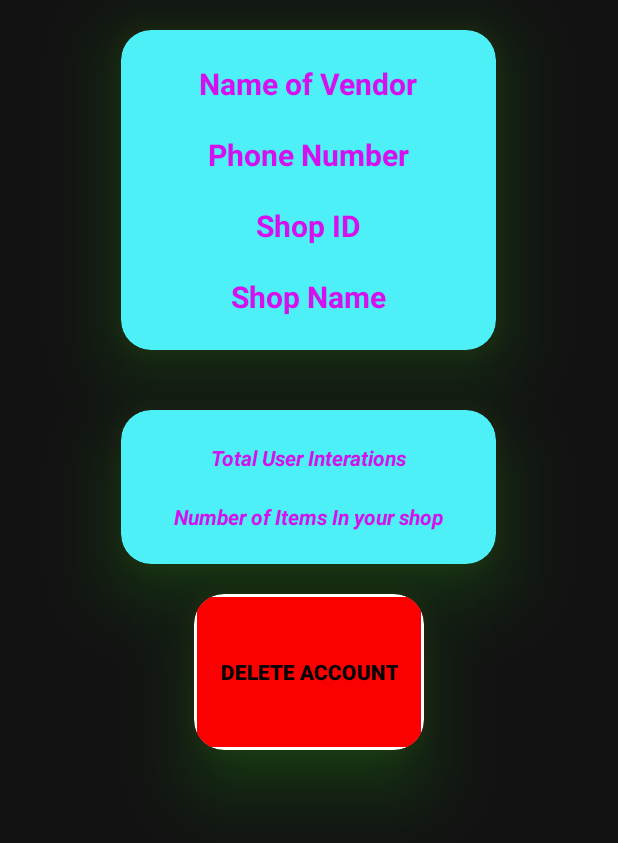
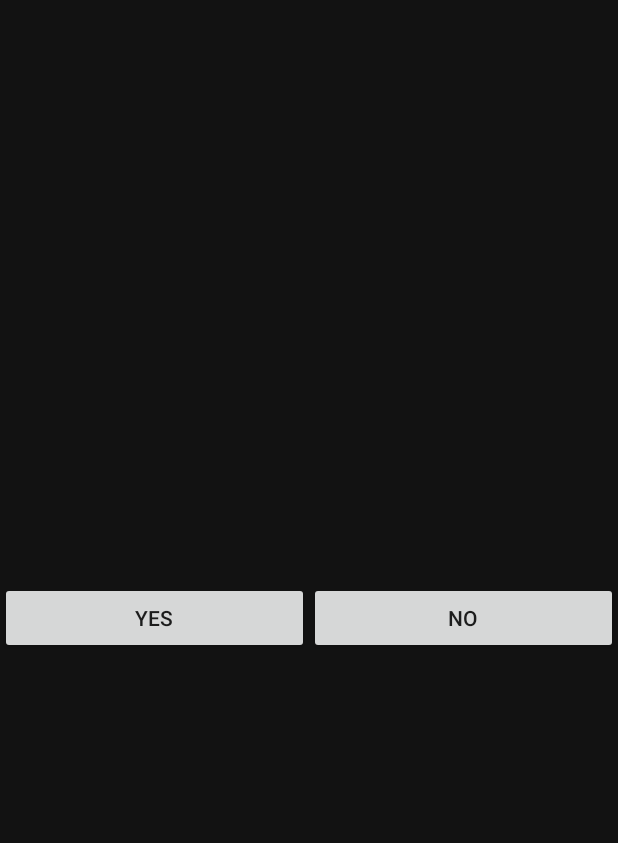
Before and after one commit to ayushkesarwani/Indoor-Vicinity, an Android app: the VendorAccount screen opened directly, with no data from a screen before it, on a phone screen of 412 x 824 dp. Shown: the top 843 px of the screen. Run offline under Robolectric (Android 15) with nearby library versions, the phone set to English and light mode, and no system bars.

Commit message:
final submission

```diff
--- a/IndoorVicinity/app/src/main/java/com/tcs/indoorvicinity/Product_adapter.java
+++ b/IndoorVicinity/app/src/main/java/com/tcs/indoorvicinity/Product_adapter.java
@@ -1,9 +1,11 @@
 package com.tcs.indoorvicinity;
 
 import android.content.Context;
+import android.content.Intent;
 import android.view.LayoutInflater;
 import android.view.View;
 import android.view.ViewGroup;
+import android.widget.Button;
 import android.widget.ImageView;
 import android.widget.TextView;
 import androidx.annotation.NonNull;
@@ -15,31 +17,51 @@ import java.util.ArrayList;
 
 public class Product_adapter extends RecyclerView.Adapter<Product_adapter.ViewHolder> {
     private ArrayList<Products> product;
+    ItemClicked activity;
     public Product_adapter(Context context, ArrayList<Products> list) {
         product=list;
+        activity = (ItemClicked) context;
 
     }
+    public interface ItemClicked
+    {
+        public void onItemClicked(String index,String s1);
+    }
+
 
 
     class ViewHolder extends RecyclerView.ViewHolder
     {
         TextView tv1,tv2,tv3;
         ImageView itempic;
+        Button b1;
         public ViewHolder(@NonNull final View itemView) {
             super(itemView);
             tv1=itemView.findViewById(R.id.vendor_product_name);
             tv2=itemView.findViewById(R.id.vendor_product_price);
             tv3=itemView.findViewById(R.id.vendor_product_discount);
+            b1=itemView.findViewById(R.id.btn_vendor_delete);
+
 
 
 
             itempic=itemView.findViewById(R.id.vendor_product_img);
+            b1.setOnClickListener(new View.OnClickListener() {
+                @Override
+                public void onClick(View v) {
+                    String product_name=product.get(getAbsoluteAdapterPosition()).getProduct_name();
+                    activity.onItemClicked(product_name,"product");
+                }
+            });
             itemView.setOnClickListener(new View.OnClickListener() {
                 @Override
                 public void onClick(View v) {
 
                     System.out.println("Item clicked " +getItemCount() );
                     System.out.println("2 "+getAbsoluteAdapterPosition());
+
+
+
 
 
                 }
@@ -74,7 +96,6 @@ public class Product_adapter extends RecyclerView.Adapter<Product_adapter.ViewHo
                 .into(holder.itempic);
 
 
-
     }
 
     @Override
--- a/IndoorVicinity/app/src/main/java/com/tcs/indoorvicinity/UserHomeAdapter1.java
+++ b/IndoorVicinity/app/src/main/java/com/tcs/indoorvicinity/UserHomeAdapter1.java
@@ -49,8 +49,6 @@ class UserHomeAdapter1 extends RecyclerView.Adapter<UserHomeAdapter1.ViewHolder>
                     activity.onItemClicked(product.indexOf((String)v.getTag()),"product");
 
 
-
-
                 }
             });
         }
--- a/IndoorVicinity/app/src/main/java/com/tcs/indoorvicinity/VendorAccount.java
+++ b/IndoorVicinity/app/src/main/java/com/tcs/indoorvicinity/VendorAccount.java
@@ -3,12 +3,27 @@ package com.tcs.indoorvicinity;
 import androidx.appcompat.app.AppCompatActivity;
 
 import android.os.Bundle;
+import android.view.View;
+import android.widget.Button;
 
 public class VendorAccount extends AppCompatActivity {
+    Button b1,b2;
 
     @Override
     protected void onCreate(Bundle savedInstanceState) {
         super.onCreate(savedInstanceState);
         setContentView(R.layout.activity_vendor_account);
+        b1=findViewById(R.id.delete_yes);
+        b2=findViewById(R.id.delete_no);
+        b1.setOnClickListener(new View.OnClickListener() {
+            @Override
+            public void onClick(View v) {
+                sendRequest();
+            }
+        });
+    }
+
+    private void sendRequest() {
+
     }
 }
--- a/IndoorVicinity/app/src/main/java/com/tcs/indoorvicinity/Vendor_add_item.java
+++ b/IndoorVicinity/app/src/main/java/com/tcs/indoorvicinity/Vendor_add_item.java
@@ -21,7 +21,7 @@ import java.util.ArrayList;
 import java.util.HashMap;
 import java.util.Map;
 
-public class Vendor_add_item extends AppCompatActivity {
+public class Vendor_add_item extends AppCompatActivity implements Product_adapter.ItemClicked {
     RecyclerView recyclerView;
     RecyclerView.Adapter myAdapter;
     RecyclerView.LayoutManager layoutManager;
@@ -29,6 +29,7 @@ public class Vendor_add_item extends AppCompatActivity {
     ImageButton add,myacount;
     String shopid;
     String responsefromphp;
+    String productToDelete="";
 
     @Override
     protected void onCreate(Bundle savedInstanceState) {
@@ -135,4 +136,56 @@ public class Vendor_add_item extends AppCompatActivity {
         super.onResume();
         fetchdata();
     }
+
+    @Override
+    public void onItemClicked(String index, String s1) {
+        System.out.println("print"+index);
+        productToDelete=index;
+        delete();
+
+    }
+
+    private void delete() {
+        //TODO add url
+        StringRequest request=new StringRequest(Request.Method.POST, "http://inroute.onlinewebshop.net/vendor_delete_item.php", new Response.Listener<String>() {
+            @Override
+            public void onResponse(String response) {
+                //Toast.makeText(Vendor_add_item.this, response, Toast.LENGTH_SHORT).show();
+                // System.out.println("12322123344"+response);
+
+                System.out.println(response);
+                Intent intent = getIntent();
+                finish();
+                startActivity(intent);
+
+
+
+
+
+            }
+        }, new Response.ErrorListener() {
+            @Override
+            public void onErrorResponse(VolleyError error) {
+                error.printStackTrace();
+                Log.d("Login", "Error: " + error
+                        + "\nStatus Code " + error.networkResponse.statusCode
+                        + "\nResponse Data " + error.networkResponse.data
+                        + "\nCause " + error.getCause()
+                        + "\nmessage" + error.getMessage());
+
+            }
+        }){
+            @Override
+            protected Map<String, String> getParams() throws AuthFailureError {
+                Map<String,String>params=new HashMap<>();
+                params.put("product",productToDelete);
+                return params;
+            }
+        };
+        Volley.newRequestQueue(this).add(request);
+
+
+
+
+    }
 }
--- a/IndoorVicinity/app/src/main/res/layout/activity_vendor_account.xml
+++ b/IndoorVicinity/app/src/main/res/layout/activity_vendor_account.xml
@@ -4,138 +4,22 @@
     xmlns:tools="http://schemas.android.com/tools"
     android:layout_width="match_parent"
     android:layout_height="match_parent"
-    android:orientation="vertical"
-    android:gravity="center_horizontal"
+    android:orientation="horizontal"
+    android:gravity="center"
     android:background="#121212"
     tools:context=".VendorAccount">
-    <androidx.cardview.widget.CardView
-        android:layout_width="250dp"
+    <Button
+        android:layout_width="0dp"
         android:layout_height="wrap_content"
-        android:elevation="20dp"
-        app:cardElevation="30dp"
-        app:cardCornerRadius="20dp"
-        app:contentPadding="2dp"
-        app:cardBackgroundColor="#4EF0F8"
-        android:outlineAmbientShadowColor="#E3C71A"
-        android:outlineSpotShadowColor="#22F314"
-        android:layout_margin="20dp">
-
-
-            <LinearLayout
-                android:layout_width="wrap_content"
-                android:layout_height="wrap_content"
-                android:orientation="vertical"
-                android:gravity="center"
-                android:layout_gravity="center"
-                android:padding="10dp">
-
-                <TextView
-                    android:layout_width="match_parent"
-                    android:layout_height="wrap_content"
-                    android:text="Name of Vendor"
-                    android:textColor="#D510EF"
-                    android:layout_margin="10dp"
-                    android:textStyle="bold"
-                    android:textSize="20sp"
-                    android:gravity="center"
-                    />
-                <TextView
-                    android:layout_width="match_parent"
-                    android:layout_height="wrap_content"
-                    android:text="Phone Number"
-                    android:textColor="#D510EF"
-                    android:textStyle="bold"
-                    android:layout_margin="10dp"
-                    android:textSize="20sp"
-                    android:gravity="center"
-                    />
-                <TextView
-                    android:layout_width="match_parent"
-                    android:layout_height="wrap_content"
-                    android:text="Shop ID"
-                    android:textColor="#D510EF"
-                    android:layout_margin="10dp"
-                    android:textStyle="bold"
-                    android:gravity="center"
-                    android:textSize="20sp"
-                    />
-                <TextView
-                    android:layout_width="match_parent"
-                    android:layout_height="wrap_content"
-                    android:text="Shop Name"
-                    android:textColor="#D510EF"
-                    android:layout_margin="10dp"
-                    android:gravity="center"
-                    android:textStyle="bold"
-                    android:textSize="20sp"
-                    />
-
-
-            </LinearLayout>
-
-    </androidx.cardview.widget.CardView>
-    <androidx.cardview.widget.CardView
-        android:layout_width="250dp"
+        android:layout_weight="1"
+        android:text="Yes"
+        android:id="@+id/delete_yes"/>
+        />
+    <Button
+        android:layout_width="0dp"
         android:layout_height="wrap_content"
-        android:elevation="20dp"
-        app:cardElevation="30dp"
-        app:cardCornerRadius="20dp"
-        app:contentPadding="2dp"
-        app:cardBackgroundColor="#4EF0F8"
-        android:outlineAmbientShadowColor="#E3C71A"
-        android:outlineSpotShadowColor="#22F314"
-        android:layout_margin="20dp">
-
-
-        <LinearLayout
-            android:layout_width="wrap_content"
-            android:layout_height="wrap_content"
-            android:orientation="vertical"
-            android:layout_gravity="center"
-            android:padding="10dp"
-            android:gravity="center">
-
-            <TextView
-                android:layout_width="match_parent"
-                android:layout_height="wrap_content"
-                android:text="Total User Interations"
-                android:textColor="#D510EF"
-                android:layout_margin="10dp"
-                android:gravity="center"
-                android:textStyle="bold|italic"
-                />
-            <TextView
-                android:layout_width="match_parent"
-                android:layout_height="wrap_content"
-                android:text="Number of Items In your shop"
-                android:textColor="#D510EF"
-                android:layout_margin="10dp"
-                android:gravity="center"
-                android:textStyle="bold|italic"
-                />
-
-
-        </LinearLayout>
-
-    </androidx.cardview.widget.CardView>
-    <androidx.cardview.widget.CardView
-        android:layout_width="wrap_content"
-        android:layout_height="wrap_content"
-        android:elevation="20dp"
-        app:cardElevation="30dp"
-        app:cardCornerRadius="20dp"
-        app:contentPadding="2dp"
-
-        android:outlineAmbientShadowColor="#E3C71A"
-        android:outlineSpotShadowColor="#22F314">
-        <Button
-            android:layout_width="wrap_content"
-            android:layout_height="100dp"
-            android:text="Delete Account"
-            android:textColor="#000000"
-            android:background="#FB0000"
-            android:textStyle="bold"
-            android:padding="15dp"/>
-    </androidx.cardview.widget.CardView>
+        android:layout_weight="1"
+        android:text="No"
+        android:id="@+id/delete_no"/>
 
 </LinearLayout>
--- a/IndoorVicinity/app/src/main/res/layout/activity_vendor_add_item.xml
+++ b/IndoorVicinity/app/src/main/res/layout/activity_vendor_add_item.xml
@@ -16,6 +16,7 @@
         android:elevation="20dp"
         app:cardElevation="30dp"
         app:cardCornerRadius="10dp"
+        android:visibility="gone"
         android:outlineAmbientShadowColor="#033FFF"
         android:outlineSpotShadowColor="#017CF3">
         <LinearLayout
--- a/IndoorVicinity/app/src/main/res/layout/product_v.xml
+++ b/IndoorVicinity/app/src/main/res/layout/product_v.xml
@@ -79,6 +79,7 @@
             android:text="Remove"
             android:textColor="#EA0909"
             android:gravity="center"
+            android:id="@+id/btn_vendor_delete"
             android:textStyle="bold"
             android:layout_gravity="end|center_vertical"
 
```
Also changed, not shown: 1 other file.
